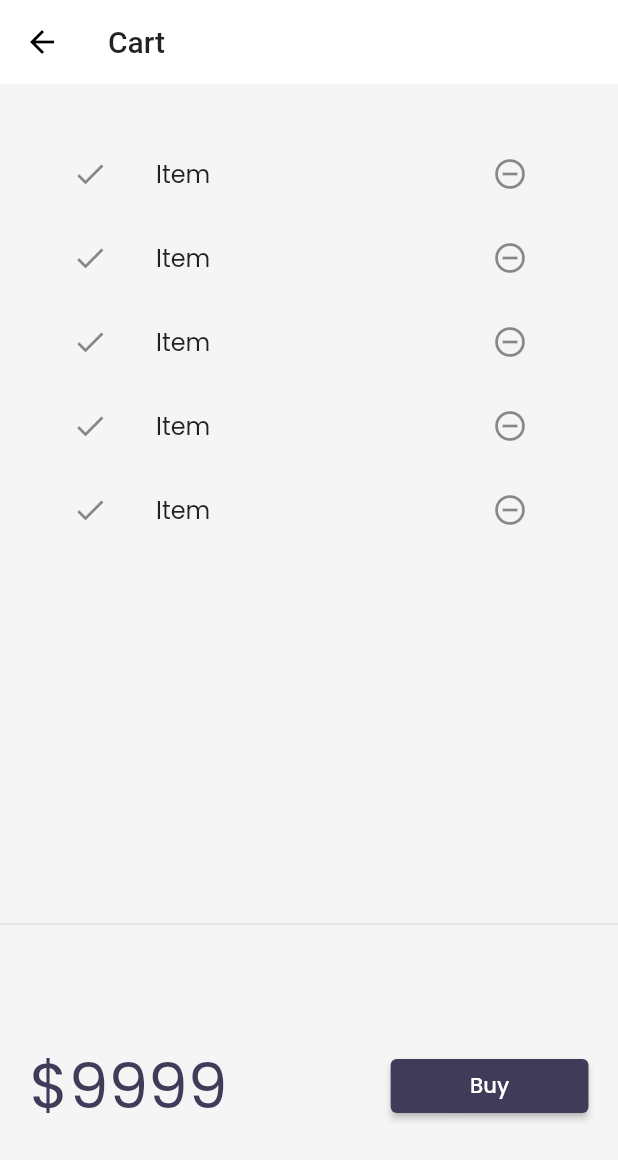
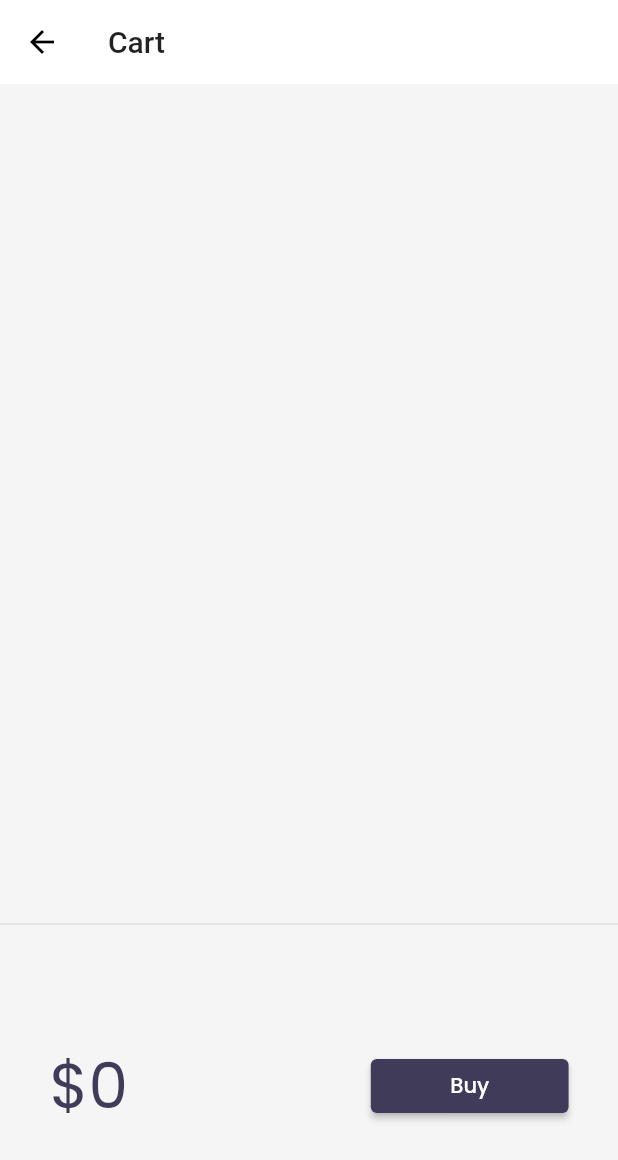
Before and after one commit to shakivhussain/FlutterApp, a Flutter app: the screen it shows after launch, after a tap on an icon or button, on a phone screen of 412 x 824 dp. Shown: the top 1160 px of the screen. Run offline on Flutter 3.47's test engine with Material 2 defaults, Android fonts, the phone set to English and light mode, and no system bars; our stand-ins replace google_fonts, velocity_x; network calls fail.

Commit message:
Day18 Completed " Add Cart Functionality "

```diff
--- a/lib/models/cart_model.dart
+++ b/lib/models/cart_model.dart
@@ -1,6 +1,12 @@
 import 'package:flutter_application_1/models/catalog.dart';
 
 class CartModel {
+  // SingleTon, bcz create new object every time
+  static final cartModel = CartModel._internal();
+  CartModel._internal();
+  factory CartModel() => cartModel;
+
+
   // Catalog field
   late CatalogModel _catalog;
 
@@ -18,7 +24,7 @@ class CartModel {
   List<Item> get items => _itemIds.map((id) => _catalog.getById(id)).toList();
 
   // get total price , fold == sum
-  num get TotalPrice =>
+  num get totalPrice =>
       items.fold(0, (total, current) => total + current.price);
 
   // Add items ids
--- a/lib/models/catalog.dart
+++ b/lib/models/catalog.dart
@@ -2,6 +2,11 @@ import 'dart:convert';
 import 'package:flutter/foundation.dart';
 
 class CatalogModel {
+// SingleTon, bcz create new object every time
+  static final catModel = CatalogModel._internal();
+  CatalogModel._internal();
+  factory CatalogModel() => catModel;
+
   static List<Item>? products;
 
   // // Get item by id
@@ -14,7 +19,7 @@ class CatalogModel {
   Item getById(int id) =>
       products!.firstWhere((element) => element.id == id, orElse: null);
 
-   Item getpositon(int pos) => products![pos];
+  Item getpositon(int pos) => products![pos];
 }
 
 class Item {
--- a/lib/pages/cart_page.dart
+++ b/lib/pages/cart_page.dart
@@ -1,4 +1,5 @@
 import 'package:flutter/material.dart';
+import 'package:flutter_application_1/models/cart_model.dart';
 import 'package:velocity_x/velocity_x.dart';
 
 class CartPage extends StatelessWidget {
@@ -21,6 +22,10 @@ class CartPage extends StatelessWidget {
 }
 
 class _CartTotal extends StatelessWidget {
+
+  final _cart = CartModel();
+
+
   @override
   Widget build(BuildContext context) {
     return SizedBox(
@@ -28,7 +33,7 @@ class _CartTotal extends StatelessWidget {
       child: Row(
         mainAxisAlignment: MainAxisAlignment.spaceAround,
         children: [
-          "\$9999".text.color(context.theme.accentColor).xl5.make(),
+          "\$${_cart.totalPrice.toString()}".text.color(context.theme.accentColor).xl5.make(),
           30.widthBox,
           ElevatedButton(
                   onPressed: () {
@@ -52,13 +57,15 @@ class CartList extends StatefulWidget {
 }
 
 class _CartListState extends State<CartList> {
+  final _cart = CartModel();
+
   @override
   Widget build(BuildContext context) {
     return ListView.builder(
-      itemCount: 5,
+      itemCount: _cart.items.length,
       itemBuilder: (context, index) => ListTile(
         leading: Icon(Icons.done),
-        title: "Item".text.make(),
+        title: _cart.items[index].name.text.make(),
         trailing: IconButton(
             onPressed: () {}, icon: Icon(Icons.remove_circle_outline)),
       ),
--- a/lib/widgets/home_widgets/catalog_list.dart
+++ b/lib/widgets/home_widgets/catalog_list.dart
@@ -1,4 +1,5 @@
 import 'package:flutter/material.dart';
+import 'package:flutter_application_1/models/cart_model.dart';
 import 'package:flutter_application_1/models/catalog.dart';
 import 'package:flutter_application_1/pages/home_detail_page.dart';
 import 'package:flutter_application_1/widgets/home_widgets/catalog_image.dart';
@@ -14,7 +15,7 @@ class CatalogList extends StatelessWidget {
       shrinkWrap: true,
       itemCount: CatalogModel.products!.length,
       itemBuilder: (context, index) {
-        final catalog = CatalogModel.products[index];
+        final catalog = CatalogModel.products![index];
         return InkWell(
           onTap: () => Navigator.push(
               context,
@@ -60,13 +61,9 @@ class CatalogItem extends StatelessWidget {
               buttonPadding: EdgeInsets.zero,
               children: [
                 "\$${item.price}".text.bold.xl.make(),
-                ElevatedButton(
-                    onPressed: () {},
-                    style: ButtonStyle(
-                        backgroundColor: MaterialStateProperty.all(
-                            context.theme.buttonColor),
-                        shape: MaterialStateProperty.all(StadiumBorder())),
-                    child: "Add To Cart".text.make())
+                _AddToCart(
+                  catalog: item,
+                )
               ],
             ).pOnly(right: 8)
           ],
@@ -75,3 +72,36 @@ class CatalogItem extends StatelessWidget {
     )).color(context.cardColor).roundedLg.square(150).p8.make().py16();
   }
 }
+
+// StatefulWidget, bcz it will change the state
+class _AddToCart extends StatefulWidget {
+  final Item catalog;
+
+  const _AddToCart({Key? key, required this.catalog}) : super(key: key);
+
+  @override
+  State<_AddToCart> createState() => _AddToCartState();
+}
+
+class _AddToCartState extends State<_AddToCart> {
+  bool isAdded = false;
+
+  @override
+  Widget build(BuildContext context) {
+    return ElevatedButton(
+        onPressed: () {
+          isAdded = isAdded.toggle();
+          final _catalog = CatalogModel();
+          final _cart = CartModel();
+          _cart.setCatalog = _catalog;
+          _cart.addItem(widget.catalog);
+
+          setState(() {});
+        },
+        style: ButtonStyle(
+            backgroundColor:
+                MaterialStateProperty.all(context.theme.buttonColor),
+            shape: MaterialStateProperty.all(StadiumBorder())),
+        child: isAdded ? Icon(Icons.done) : "Add To Cart".text.make());
+  }
+}
```
